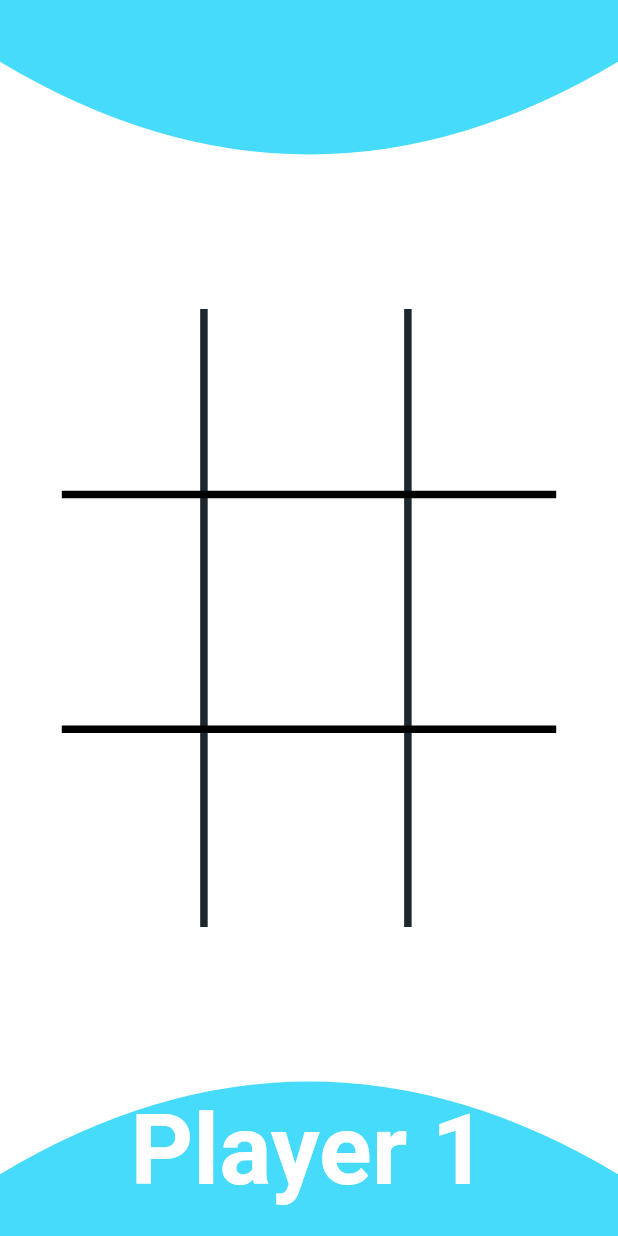
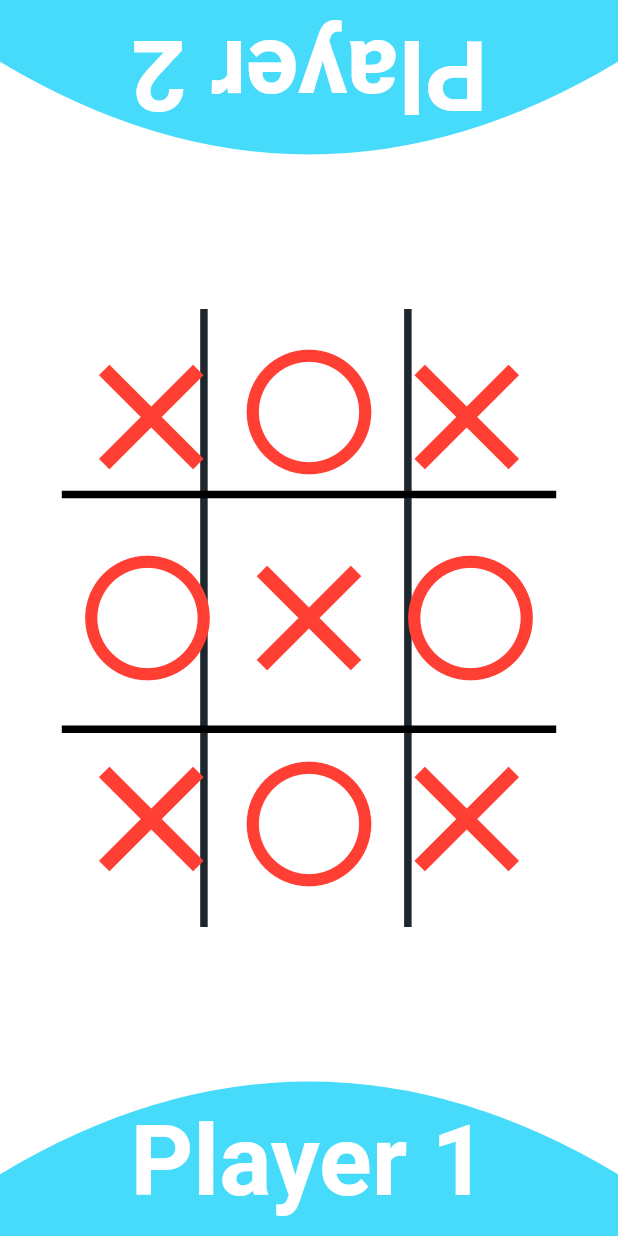
Before and after one commit to yanfalcao/JogoDaVelha, a Flutter app: the screen it shows after launch, on a phone screen of 412 x 824 dp. Run offline on Flutter 3.47's test engine with Material 2 defaults, Android fonts, the phone set to English and light mode, and no system bars.

Commit message:
finalizado posicionamento do XO

```diff
--- a/jogo_da_velha/lib/RandomColor.dart
+++ b/jogo_da_velha/lib/RandomColor.dart
@@ -8,6 +8,7 @@ class RandomColor{
   Color getColor(){
     _initColor();
     return colors.elementAt(new Random().nextInt(23));
+    //return Color.fromRGBO(_getRandow(), _getRandow(), _getRandow(), 100);
   }
 
   int _getRandow(){
--- a/jogo_da_velha/lib/ShapesGame.dart
+++ b/jogo_da_velha/lib/ShapesGame.dart
@@ -2,8 +2,10 @@
 import 'package:flutter/cupertino.dart';
 import 'package:flutter/material.dart';
 
+import 'RandomColor.dart';
 
-class ShapePlayer extends CustomPainter {
+
+class ShapePlay extends CustomPainter {
   @override
   void paint(Canvas canvas, Size size) {
     //Player One
@@ -113,3 +115,147 @@ class ShapePlayer extends CustomPainter {
     canvas.drawPath(path, paint);
   }
 }
+
+class XO {
+  Widget O1_1(){
+    return Align(
+      alignment: Alignment(-0.69, -0.38),
+      child: _OIcon(),
+    );
+  }
+
+  Widget X1_1(){
+    return Align(
+      alignment: Alignment(-0.72, -0.38),
+      child: _XIcon(),
+    );
+  }
+
+  Widget O2_1(){
+    return Align(
+      alignment: Alignment(0, -0.38),
+      child: _OIcon(),
+    );
+  }
+
+  Widget X2_1(){
+    return Align(
+        alignment: Alignment(0, -0.38),
+        child: _XIcon(),
+    );
+  }
+
+  Widget O3_1(){
+    return Align(
+      alignment: Alignment(0.69, -0.38),
+      child: _OIcon(),
+    );
+  }
+
+  Widget X3_1(){
+    return Align(
+        alignment: Alignment(0.72, -0.38),
+        child: _XIcon(),
+    );
+  }
+
+  Widget O1_2(){
+    return Align(
+      alignment: Alignment(-0.69, 0),
+      child: _OIcon(),
+    );
+  }
+
+  Widget X1_2(){
+    return Align(
+      alignment: Alignment(-0.72, 0),
+      child: _XIcon(),
+    );
+  }
+
+  Widget O2_2(){
+    return Align(
+      alignment: Alignment(0, 0),
+      child: _OIcon(),
+    );
+  }
+
+  Widget X2_2(){
+    return Align(
+      alignment: Alignment(0, 0),
+      child: _XIcon(),
+    );
+  }
+
+  Widget O3_2(){
+    return Align(
+      alignment: Alignment(0.69,0),
+      child: _OIcon(),
+    );
+  }
+
+  Widget X3_2(){
+    return Align(
+      alignment: Alignment(0.72, 0),
+      child: _XIcon(),
+    );
+  }
+
+  Widget O1_3(){
+    return Align(
+      alignment: Alignment(-0.69, 0.38),
+      child: _OIcon(),
+    );
+  }
+
+  Widget X1_3(){
+    return Align(
+      alignment: Alignment(-0.72, 0.38),
+      child: _XIcon(),
+    );
+  }
+
+  Widget O2_3(){
+    return Align(
+      alignment: Alignment(0, 0.38),
+      child: _OIcon(),
+    );
+  }
+
+  Widget X2_3(){
+    return Align(
+      alignment: Alignment(0, 0.38),
+      child: _XIcon(),
+    );
+  }
+
+  Widget O3_3(){
+    return Align(
+      alignment: Alignment(0.69, 0.38),
+      child: _OIcon(),
+    );
+  }
+
+  Widget X3_3(){
+    return Align(
+      alignment: Alignment(0.72, 0.38),
+      child: _XIcon(),
+    );
+  }
+
+  Widget _XIcon(){
+    return Icon(
+      Icons.close,
+      color:  new RandomColor().getColor(),
+      size: 120,
+    );
+  }
+
+  Widget _OIcon(){
+    return Icon(
+      Icons.panorama_fish_eye,
+      color:  new RandomColor().getColor(),
+      size: 100,
+    );
+  }
+}
--- a/jogo_da_velha/lib/main.dart
+++ b/jogo_da_velha/lib/main.dart
@@ -1,4 +1,5 @@
 import 'package:flutter/material.dart';
+import 'package:flutter/services.dart';
 import 'ShapesGame.dart';
 
 void main() => runApp(MyApp());
@@ -7,27 +8,49 @@ class MyApp extends StatelessWidget {
   // This widget is the root of your application.
   @override
   Widget build(BuildContext context) {
+    SystemChrome.setEnabledSystemUIOverlays([]);
     return MaterialApp(
       title: 'Flutter Demo',
       debugShowCheckedModeBanner: false,
       home: Container(
         color: Colors.white,
         child: CustomPaint(
-          painter: ShapePlayer(),
-          child: PlayerOneText(),
+          painter: ShapePlay(),
+          child: Players(),
         ),
       ),
     );
   }
 }
 
-class PlayerTwoText extends StatelessWidget {
+class Players extends StatelessWidget {
+  XO xo = new XO();
+
   @override
   Widget build(BuildContext context) {
     return Material(
       type: MaterialType.transparency,
-      child: Align(
-        alignment: Alignment(0, -0.95),
+      child: Stack(
+        children: <Widget>[
+          playerTwo(),
+          playerOne(),
+          xo.X1_1(),
+          xo.O2_1(),
+          xo.X3_1(),
+          xo.O1_2(),
+          xo.X2_2(),
+          xo.O3_2(),
+          xo.X1_3(),
+          xo.O2_3(),
+          xo.X3_3(),
+        ],
+      ),
+    );
+  }
+
+  Widget playerTwo(){
+    return Align(
+      alignment: Alignment(0, -0.97),
       child: Transform.rotate(
         angle: - 3.1415927,
         child: Text(
@@ -39,18 +62,12 @@ class PlayerTwoText extends StatelessWidget {
           ),
         ),
       ),
-      ),
     );
   }
-}
 
-class PlayerOneText extends StatelessWidget {
-  @override
-  Widget build(BuildContext context) {
-    return Material(
-      type: MaterialType.transparency,
-      child: Align(
-        alignment: Alignment(0, 0.95),
+  Widget playerOne(){
+    return Align(
+      alignment: Alignment(0, 0.97),
       child: Text(
         'Player 1',
         style: TextStyle(
@@ -59,7 +76,6 @@ class PlayerOneText extends StatelessWidget {
           fontSize: 65,
         ),
       ),
-      ),
     );
   }
 }
```
Lines whose indentation alone changed are shown as unchanged.
